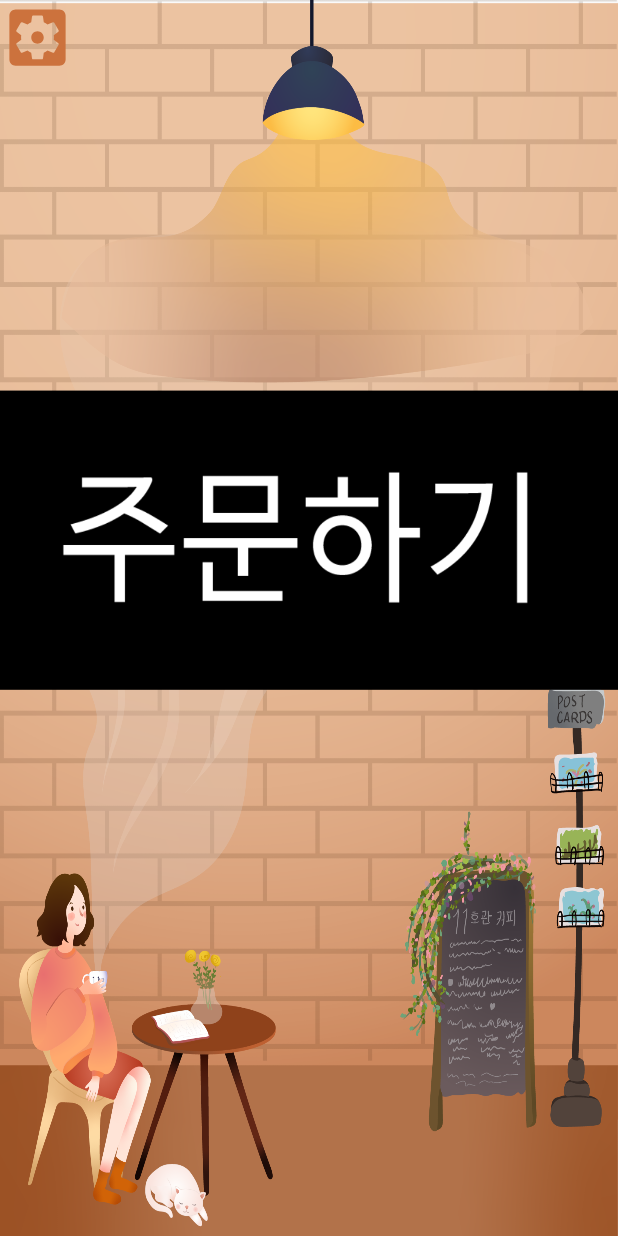
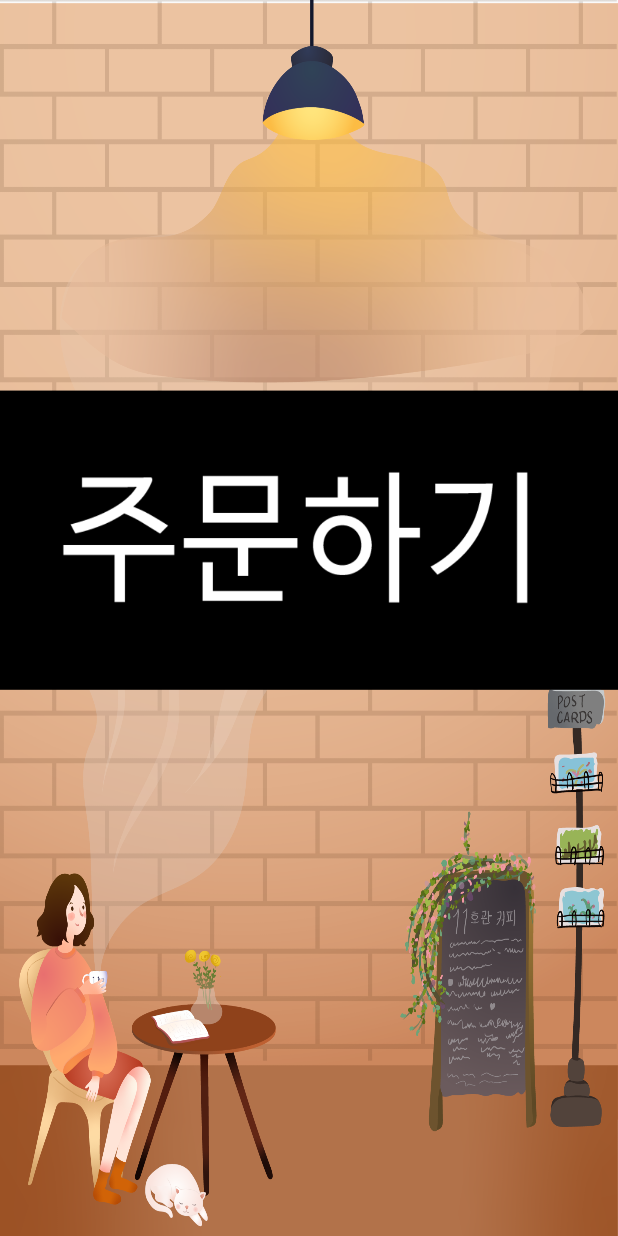
Before and after one commit to Dalbodre/11stcoffeeKiosk, an Android app: the screen it shows after launch (EnterMain), on a phone screen of 412 x 824 dp. Run offline under Robolectric (Android 15) with nearby library versions, the phone set to English and light mode, and no system bars; libraries missing offline, so code that uses them is left out: org.greenrobot.greendao; 5 statements that could not run were skipped.

Commit message:
fin.01.06

```diff
--- a/app/src/main/res/layout/activity_enter_main.xml
+++ b/app/src/main/res/layout/activity_enter_main.xml
@@ -18,16 +18,6 @@
         app:layout_constraintStart_toStartOf="parent"
         app:layout_constraintTop_toTopOf="parent" />
 
-    <ImageView
-        android:id="@+id/enter_settingButton"
-        android:layout_width="50dp"
-        android:layout_height="50dp"
-        app:srcCompat="@drawable/ic_baseline_settings_applications_24"
-        tools:layout_editor_absoluteX="345dp"
-        tools:layout_editor_absoluteY="617dp"
-        tools:ignore="MissingConstraints,VectorDrawableCompat"
-        android:onClick="settingClicked"/>
-
     <ProgressBar
         android:id="@+id/progressBar"
         style="@style/Widget.AppCompat.ProgressBar"
```
Also changed, not shown: app/src/main/java/sb/yoon/kiosk/EnterMain.java (+0 -10 lines), app/src/main/res/layout/activity_popup.xml (+8 -9 lines).
